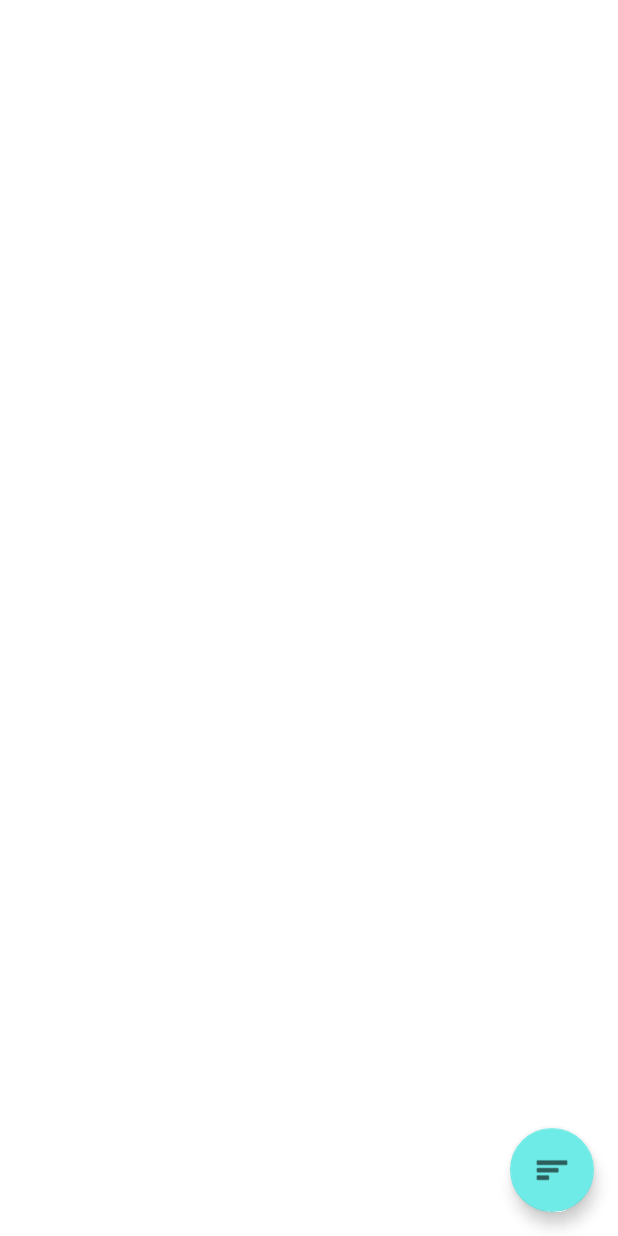
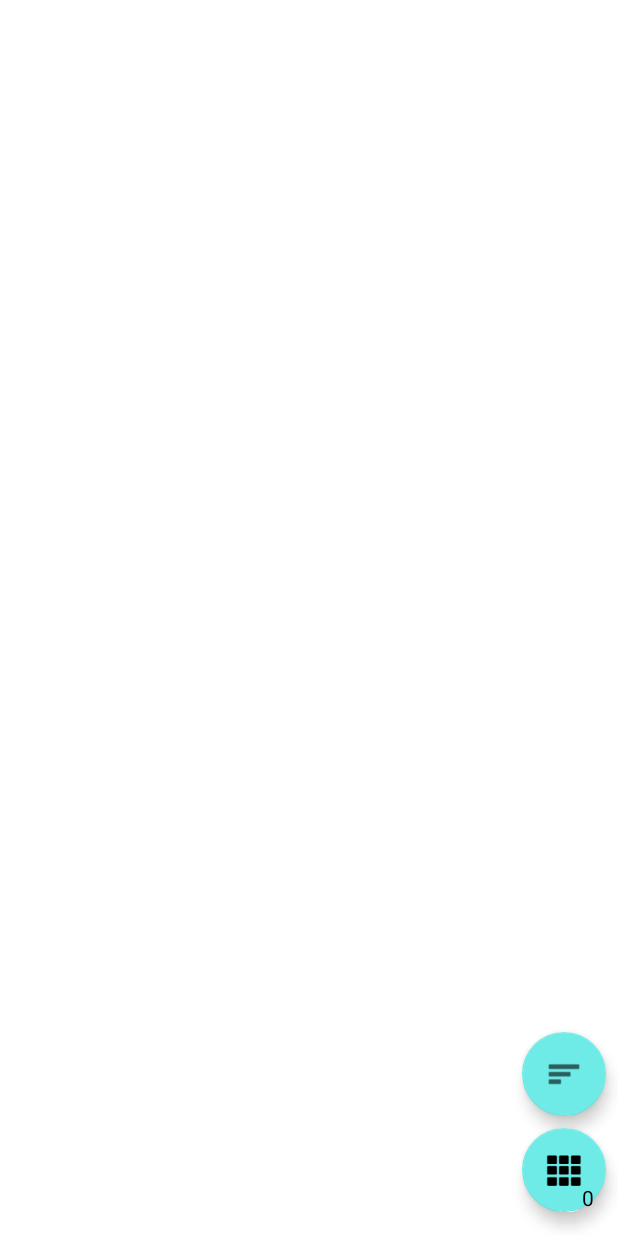
Before and after one commit to JWIGGS/ToolTrack, an Android app: the ActivityView screen opened directly, with no data from a screen before it, on a phone screen of 412 x 824 dp. Run offline under Robolectric (Android 15) with nearby library versions, the light colour scheme and no system bars; our stand-ins replace Firebase (no records; nobody signed in at launch, a user with empty details on screens opened directly); 5 statements that could not run were skipped.

Commit message:
added the inventory to view currently borrowed items. reworked the tool view so that it shows user when borrowed

```diff
--- a/app/src/main/java/com/stuff/tooltrack/ActivityView.java
+++ b/app/src/main/java/com/stuff/tooltrack/ActivityView.java
@@ -9,6 +9,7 @@ import android.util.Log;
 import android.view.LayoutInflater;
 import android.view.View;
 import android.widget.LinearLayout;
+import android.widget.TextView;
 
 import com.google.firebase.database.DataSnapshot;
 import com.google.firebase.database.DatabaseError;
@@ -22,6 +23,7 @@ import java.util.Map;
 public class ActivityView extends AppCompatActivity {
 
     LinearLayout linearLayout;
+    TextView textViewInventoryAmount;
 
     FirebaseDatabase database = FirebaseDatabase.getInstance();
     DatabaseReference refData = database.getReference();
@@ -43,10 +45,12 @@ public class ActivityView extends AppCompatActivity {
         rackMap = new HashMap<String, Rack>();
 
         linearLayout = findViewById(R.id.linearLayoutMain);
+        textViewInventoryAmount = findViewById(R.id.textViewInventoryAmount);
 
         Context context = getApplicationContext();
 
         user = new User(context);
+        user.setTextViewInventory(textViewInventoryAmount);
 
         //invalid credentials
         if(!user.hasValidCredentials()){
@@ -136,6 +140,7 @@ public class ActivityView extends AppCompatActivity {
     }
 
 
+
     public void onToolEditButtonPressed(View v){
         toolMap.get(v.getTag()).displayEditPopup(this);
     }
@@ -148,19 +153,16 @@ public class ActivityView extends AppCompatActivity {
         rackMap.get(v.getTag()).displayEditPopup(this);
     }
 
+    public void onInventoryButtonPressed(View v){
+        user.displayInventoryPopup(this, toolMap, rackMap);
+    }
+
+    public void onHistoryButtonPressed(View v){
+
+    }
+
 
 
 
 
 }
-
-/*TODO:
-3. view the history logs
-4. user view current checkout values
-5. tool edit
-6. rack edit (just name)
-7.
-
-
-
- */
--- a/app/src/main/java/com/stuff/tooltrack/DatabaseView.java
+++ b/app/src/main/java/com/stuff/tooltrack/DatabaseView.java
@@ -46,7 +46,7 @@ public abstract class DatabaseView {
         return ref;
     }
 
-    public void displayAlertView(Context context, View v){
+    public static void displayAlertView(Context context, View v){
         AlertDialog.Builder builder = new AlertDialog.Builder(context);
 
         v.setBackgroundResource(R.drawable.layout_bg_rounded);
--- a/app/src/main/res/layout/activity_view.xml
+++ b/app/src/main/res/layout/activity_view.xml
@@ -6,20 +6,48 @@
     android:layout_height="match_parent"
     tools:context=".ActivityView">
 
+    <TextView
+        android:id="@+id/textViewInventoryAmount"
+        android:layout_width="wrap_content"
+        android:layout_height="wrap_content"
+        android:layout_marginEnd="16dp"
+        android:layout_marginBottom="16dp"
+        android:elevation="10dp"
+        android:gravity="right"
+        android:text="0"
+        android:textColor="@color/black"
+        app:layout_constraintBottom_toBottomOf="parent"
+        app:layout_constraintEnd_toEndOf="parent" />
+
     <com.google.android.material.floatingactionbutton.FloatingActionButton
         android:id="@+id/buttonHistory"
         android:layout_width="wrap_content"
         android:layout_height="wrap_content"
-        android:layout_marginEnd="16dp"
-        android:layout_marginBottom="16dp"
+        android:layout_marginEnd="8dp"
+        android:layout_marginBottom="8dp"
         android:clickable="true"
-        app:layout_constraintBottom_toBottomOf="parent"
+        android:onClick="onHistoryButtonPressed"
+        app:layout_constraintBottom_toTopOf="@+id/buttonInventory"
         app:layout_constraintEnd_toEndOf="parent"
         app:srcCompat="@android:drawable/ic_menu_sort_by_size" />
 
+    <com.google.android.material.floatingactionbutton.FloatingActionButton
+        android:id="@+id/buttonInventory"
+        android:layout_width="wrap_content"
+        android:layout_height="wrap_content"
+        android:layout_marginEnd="8dp"
+        android:layout_marginBottom="16dp"
+        android:clickable="true"
+        android:onClick="onInventoryButtonPressed"
+        app:layout_constraintBottom_toBottomOf="parent"
+        app:layout_constraintEnd_toEndOf="parent"
+        app:srcCompat="@android:drawable/ic_dialog_dialer" />
+
     <ScrollView
         android:layout_width="match_parent"
-        android:layout_height="match_parent">
+        android:layout_height="match_parent"
+        tools:layout_editor_absoluteX="0dp"
+        tools:layout_editor_absoluteY="0dp">
 
         <LinearLayout
             android:id="@+id/linearLayoutMain"
```
Also changed, not shown: app/src/main/java/com/stuff/tooltrack/Tool.java (+38 -11 lines), app/src/main/java/com/stuff/tooltrack/User.java (+101 -3 lines), app/src/main/res/layout/inventory_tool_view.xml (added, +40 -0 lines), app/src/main/res/layout/inventory_view_popup.xml (added, +50 -0 lines), app/src/main/res/layout/tool_view.xml (+30 -4 lines).
